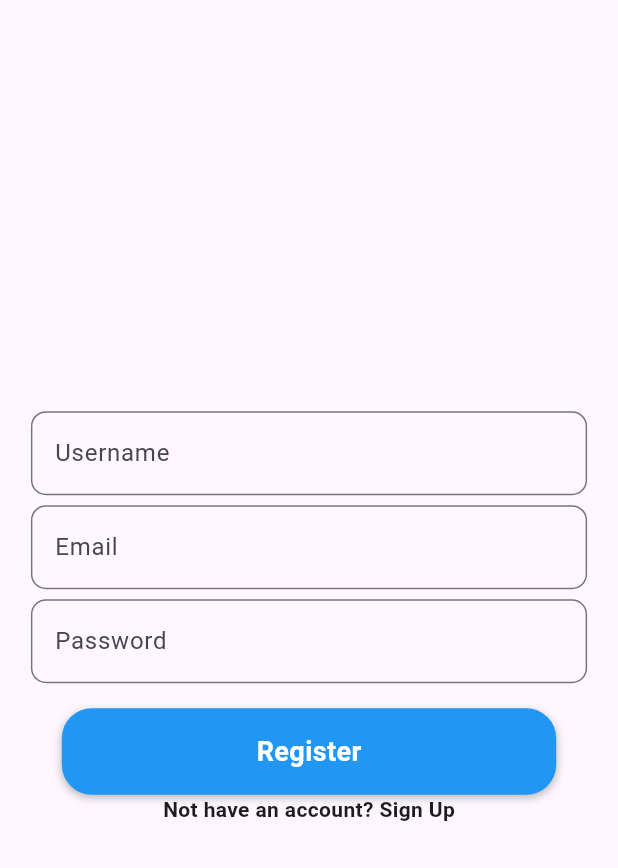
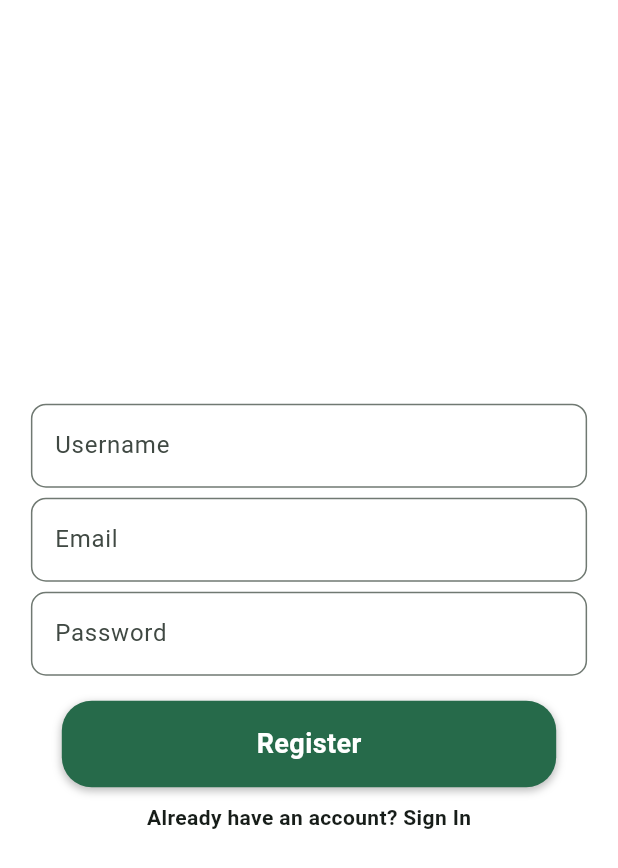
Before and after one commit to ybenktib/Random-App, a Flutter app: the screen it shows after launch, after a tap on "Sign Up", on a phone screen of 412 x 824 dp. Shown: the top 868 px of the screen. Run offline on Flutter 3.47's test engine with Material 3 defaults, Android fonts, the phone set to English and light mode, and no system bars.

Commit message:
Custom Theme. With Light and Dark

```diff
--- /dev/null
+++ b/lib/config/theme/app_theme.dart
@@ -0,0 +1,26 @@
+
+import 'package:flutter/material.dart';
+
+class AppTheme {
+
+  ThemeData lightTheme() {
+    return ThemeData(
+      brightness: Brightness.light,
+      scaffoldBackgroundColor: Colors.white,
+      colorScheme: ColorScheme.fromSeed(seedColor: Colors.greenAccent),
+      useMaterial3: true,
+    );
+  }
+
+    ThemeData darkTheme() {
+    return ThemeData(
+      brightness: Brightness.dark,
+      scaffoldBackgroundColor: Colors.black,
+      colorScheme: ColorScheme.fromSeed(
+        seedColor: Colors.greenAccent,
+        brightness: Brightness.dark,
+        ),
+      useMaterial3: true,
+    );
+  }
+}
--- a/lib/main.dart
+++ b/lib/main.dart
@@ -1,4 +1,5 @@
 import 'package:flutter/material.dart';
+import 'package:random_app/config/theme/app_theme.dart';
 import 'package:random_app/screens/login_screen.dart';
 
 void main() {
@@ -10,9 +11,12 @@ class MainApp extends StatelessWidget {
 
   @override
   Widget build(BuildContext context) {
-    return const MaterialApp(
+    return MaterialApp(
       debugShowCheckedModeBanner: false,
-      home: LoginScreen()
+      theme: AppTheme().lightTheme(),
+      darkTheme: AppTheme().darkTheme(),
+      themeMode: ThemeMode.system,
+      home: const LoginScreen()
     );
   }
 }
--- a/lib/screens/registerform_screen.dart
+++ b/lib/screens/registerform_screen.dart
@@ -1,5 +1,6 @@
 import 'package:flutter/material.dart';
 import 'package:random_app/screens/home_screen.dart';
+import 'package:random_app/screens/loginform_screen.dart';
 import 'package:random_app/widgets/button.dart';
 import 'package:random_app/widgets/textfield.dart';
 
@@ -20,10 +21,11 @@ class RegisterFormScreen extends StatelessWidget {
             CustomTextField(customHolder: "Password", obsure: true),
             const SizedBox(height: 15),
             MainButton(text: "Register", onPressed: () => Navigator.push(context, MaterialPageRoute(builder: (context) => const HomeScreen()))),
+            const SizedBox(height: 10),
             GestureDetector(
-              onTap: () => Navigator.push(context, MaterialPageRoute(builder: (context) => const RegisterFormScreen())),
+              onTap: () => Navigator.push(context, MaterialPageRoute(builder: (context) => const LoginFormScreen())),
               child: const Text(
-                "Not have an account? Sign Up",
+                "Already have an account? Sign In",
                 style: TextStyle(
                   fontWeight: FontWeight.bold
                 ),
--- a/lib/widgets/button.dart
+++ b/lib/widgets/button.dart
@@ -23,7 +23,7 @@ class MainButton extends StatelessWidget {
         height: MediaQuery.of(context).size.height * 0.07,
         width:  MediaQuery.of(context).size.width * 0.8,
         decoration: BoxDecoration(
-          color: color ?? Colors.blue,
+          color: color ?? Theme.of(context).colorScheme.primary,
           borderRadius: BorderRadius.circular(20),
           boxShadow: const [
             BoxShadow(
--- a/lib/widgets/textfield.dart
+++ b/lib/widgets/textfield.dart
@@ -22,9 +22,7 @@ class CustomTextField extends StatelessWidget {
         border: OutlineInputBorder(
           borderRadius: BorderRadius.circular(10)
         ),
-        hintText: customHolder,
-        hoverColor: Colors.blue,
-        fillColor: Colors.blue
+        hintText: customHolder
       ))
     );
   }
```
